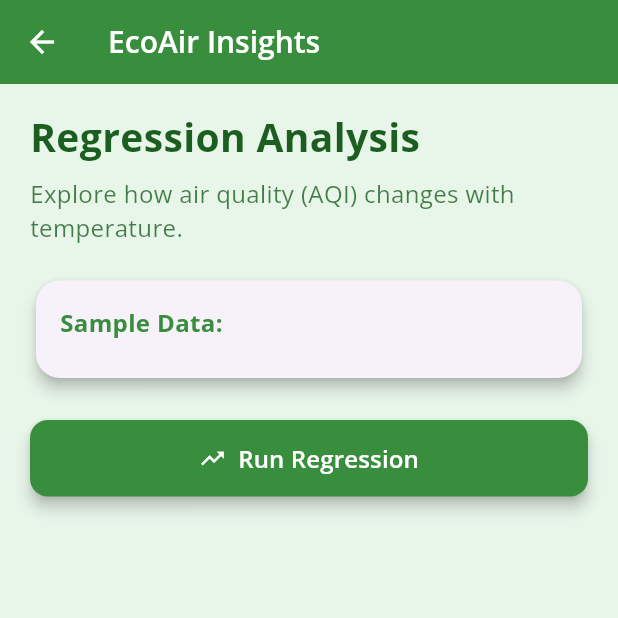
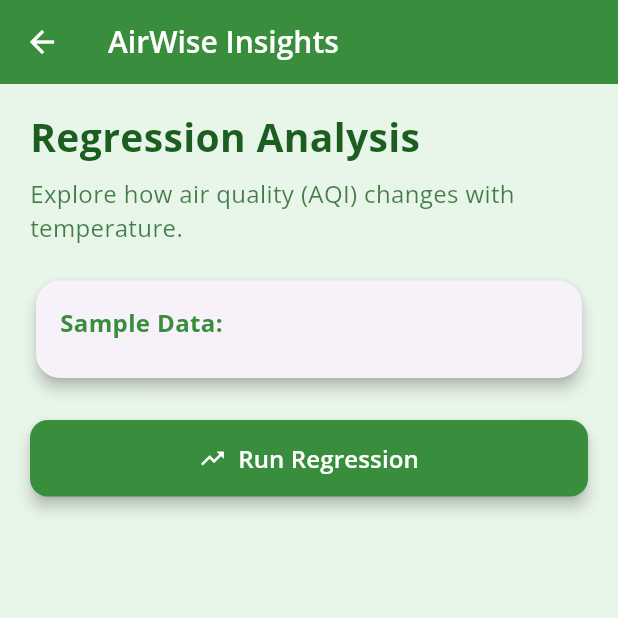
Before and after one commit to za3bor/BioLogic-Systems, a Flutter app: the DataInsightsPage screen opened directly with empty values, on a phone screen of 412 x 824 dp, the top half of it. Run offline on Flutter 3.47's test engine with Material 3 defaults, Android fonts, the light colour scheme and no system bars; our stand-ins replace fl_chart, flutter_animate, flutter_map, google_fonts, hive_flutter, latlong2; accounts and stored records are empty; network calls fail.

Commit message:
app name

```diff
--- a/client/lib/dashboard.dart
+++ b/client/lib/dashboard.dart
@@ -108,7 +108,7 @@ class _DashboardPageState extends State<DashboardPage> {
         iconTheme: IconThemeData(color: Colors.white),
 
         title: Text(
-          'EcoAir Dashboard',
+          'AirWise Dashboard',
           style: GoogleFonts.nunito(
             fontWeight: FontWeight.bold,
             letterSpacing: 1.2,
@@ -135,7 +135,7 @@ class _DashboardPageState extends State<DashboardPage> {
               child: Align(
                 alignment: Alignment.bottomLeft,
                 child: Text(
-                  'EcoAir Menu',
+                  'AirWise Menu',
                   style: GoogleFonts.nunito(
                     color: Colors.white,
                     fontSize: 24,
--- a/client/lib/datainsights.dart
+++ b/client/lib/datainsights.dart
@@ -113,7 +113,7 @@ class _DataInsightsPageState extends State<DataInsightsPage> {
         iconTheme: IconThemeData(color: Colors.white),
 
         title: Text(
-          'EcoAir Insights',
+          'AirWise Insights',
           style: GoogleFonts.openSans(
             fontWeight: FontWeight.w600,
             fontSize: 20,
--- a/client/lib/main.dart
+++ b/client/lib/main.dart
@@ -17,7 +17,7 @@ class MyApp extends StatelessWidget {
   @override
   Widget build(BuildContext context) {
     return MaterialApp(
-      title: 'EcoAir Dashboard',
+      title: 'AirWise Dashboard',
       debugShowCheckedModeBanner: false,
       theme: ThemeData(
         primarySwatch: Colors.green,
```
